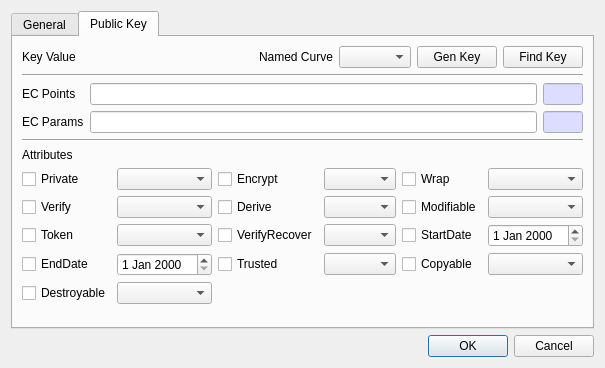
The window that CryptokiMan/create_ec_pub_key_dlg.ui (jykim74/CryptokiMan) describes before a commit, drawn with Qt 5.
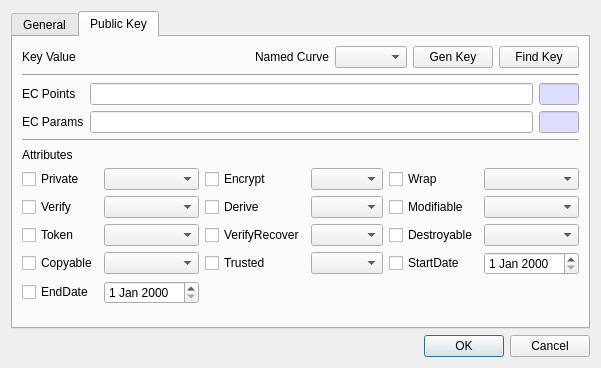
The same window after the commit. The open tabs and pages were chosen to show the change.

Patch:
```diff
--- a/CryptokiMan/create_ec_pub_key_dlg.ui
+++ b/CryptokiMan/create_ec_pub_key_dlg.ui
@@ -604,16 +604,6 @@
          <item row="0" column="3">
           <widget class="QComboBox" name="mEncryptCombo"/>
          </item>
-         <item row="3" column="1">
-          <widget class="QDateEdit" name="mEndDateEdit"/>
-         </item>
-         <item row="3" column="0">
-          <widget class="QCheckBox" name="mEndDateCheck">
-           <property name="text">
-            <string>EndDate</string>
-           </property>
-          </widget>
-         </item>
          <item row="0" column="1">
           <widget class="QComboBox" name="mPrivateCombo"/>
          </item>
@@ -640,16 +630,6 @@
            </property>
           </widget>
          </item>
-         <item row="2" column="4">
-          <widget class="QCheckBox" name="mStartDateCheck">
-           <property name="text">
-            <string>StartDate</string>
-           </property>
-          </widget>
-         </item>
-         <item row="2" column="5">
-          <widget class="QDateEdit" name="mStartDateEdit"/>
-         </item>
          <item row="3" column="3">
           <widget class="QComboBox" name="mTrustedCombo"/>
          </item>
@@ -687,25 +667,45 @@
            </property>
           </widget>
          </item>
-         <item row="4" column="0">
+         <item row="2" column="4">
           <widget class="QCheckBox" name="mDestroyableCheck">
            <property name="text">
             <string>Destroyable</string>
            </property>
           </widget>
          </item>
-         <item row="3" column="4">
+         <item row="2" column="5">
+          <widget class="QComboBox" name="mDestroyableCombo"/>
+         </item>
+         <item row="4" column="1">
+          <widget class="QDateEdit" name="mEndDateEdit"/>
+         </item>
+         <item row="4" column="0">
+          <widget class="QCheckBox" name="mEndDateCheck">
+           <property name="text">
+            <string>EndDate</string>
+           </property>
+          </widget>
+         </item>
+         <item row="3" column="0">
           <widget class="QCheckBox" name="mCopyableCheck">
            <property name="text">
             <string>Copyable</string>
            </property>
           </widget>
          </item>
-         <item row="3" column="5">
+         <item row="3" column="1">
           <widget class="QComboBox" name="mCopyableCombo"/>
          </item>
-         <item row="4" column="1">
-          <widget class="QComboBox" name="mDestroyableCombo"/>
+         <item row="3" column="4">
+          <widget class="QCheckBox" name="mStartDateCheck">
+           <property name="text">
+            <string>StartDate</string>
+           </property>
+          </widget>
+         </item>
+         <item row="3" column="5">
+          <widget class="QDateEdit" name="mStartDateEdit"/>
          </item>
         </layout>
        </item>
```
Left out of the diff: 10 changed lines with no effect on the pictures.
